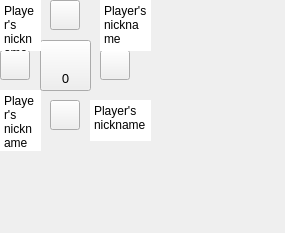
Before: the Qt Designer form QTProject/Client/table.ui in aldenpang/zhajinhua-project, drawn with Qt 5.
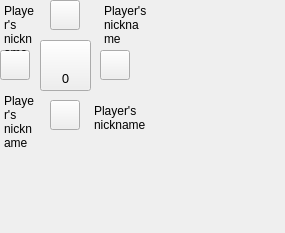
After: the same form once the commit is applied. Icons and pictures are not drawn.

Patch:
```diff
--- a/QTProject/Client/table.ui
+++ b/QTProject/Client/table.ui
@@ -14,7 +14,12 @@
    <string>Form</string>
   </property>
   <property name="styleSheet">
-   <string notr="true">/*QTextEdit
+   <string notr="true">QWidget[objectName=&quot;Form&quot;]
+{
+	background-color: rgba(255, 255, 255, 0);
+}
+
+QTextEdit
 {
 	background-color: rgba(255, 255, 255, 0);
 }
@@ -203,8 +208,8 @@
     <string>&lt;!DOCTYPE HTML PUBLIC &quot;-//W3C//DTD HTML 4.0//EN&quot; &quot;http://www.w3.org/TR/REC-html40/strict.dtd&quot;&gt;
 &lt;html&gt;&lt;head&gt;&lt;meta name=&quot;qrichtext&quot; content=&quot;1&quot; /&gt;&lt;style type=&quot;text/css&quot;&gt;
 p, li { white-space: pre-wrap; }
-&lt;/style&gt;&lt;/head&gt;&lt;body style=&quot; font-family:'宋体'; font-size:9pt; font-weight:400; font-style:normal;&quot;&gt;
-&lt;p style=&quot; margin-top:0px; margin-bottom:0px; margin-left:0px; margin-right:0px; -qt-block-indent:0; text-indent:0px;&quot;&gt;Player's nickname&lt;/p&gt;&lt;/body&gt;&lt;/html&gt;</string>
+&lt;/style&gt;&lt;/head&gt;&lt;body style=&quot; font-family:'SimSun'; font-size:9pt; font-weight:400; font-style:normal;&quot;&gt;
+&lt;p style=&quot; margin-top:0px; margin-bottom:0px; margin-left:0px; margin-right:0px; -qt-block-indent:0; text-indent:0px;&quot;&gt;&lt;span style=&quot; font-family:'宋体';&quot;&gt;Player's nickname&lt;/span&gt;&lt;/p&gt;&lt;/body&gt;&lt;/html&gt;</string>
    </property>
   </widget>
   <widget class="QTextEdit" name="name1">
@@ -238,8 +243,8 @@
     <string>&lt;!DOCTYPE HTML PUBLIC &quot;-//W3C//DTD HTML 4.0//EN&quot; &quot;http://www.w3.org/TR/REC-html40/strict.dtd&quot;&gt;
 &lt;html&gt;&lt;head&gt;&lt;meta name=&quot;qrichtext&quot; content=&quot;1&quot; /&gt;&lt;style type=&quot;text/css&quot;&gt;
 p, li { white-space: pre-wrap; }
-&lt;/style&gt;&lt;/head&gt;&lt;body style=&quot; font-family:'宋体'; font-size:9pt; font-weight:400; font-style:normal;&quot;&gt;
-&lt;p style=&quot; margin-top:0px; margin-bottom:0px; margin-left:0px; margin-right:0px; -qt-block-indent:0; text-indent:0px;&quot;&gt;Player's nickname&lt;/p&gt;&lt;/body&gt;&lt;/html&gt;</string>
+&lt;/style&gt;&lt;/head&gt;&lt;body style=&quot; font-family:'SimSun'; font-size:9pt; font-weight:400; font-style:normal;&quot;&gt;
+&lt;p style=&quot; margin-top:0px; margin-bottom:0px; margin-left:0px; margin-right:0px; -qt-block-indent:0; text-indent:0px;&quot;&gt;&lt;span style=&quot; font-family:'宋体';&quot;&gt;Player's nickname&lt;/span&gt;&lt;/p&gt;&lt;/body&gt;&lt;/html&gt;</string>
    </property>
   </widget>
   <widget class="QTextEdit" name="name3">
```
Left out of the diff: 10 changed lines with no effect on the pictures.
